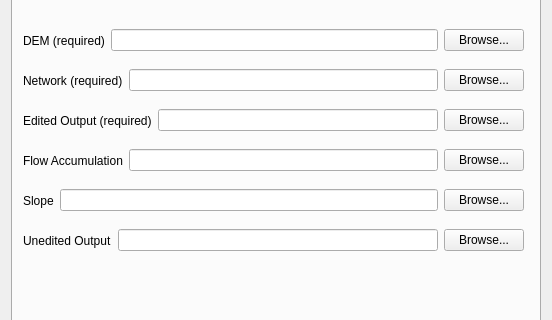
First picture: the form in project_builder_dialog_base.ui, repository Riverscapes/project-builder-qgis-plugin, before the edit; both pictures show x 0 to 552 and y 117 to 437 of the 552 by 829 pixel window.
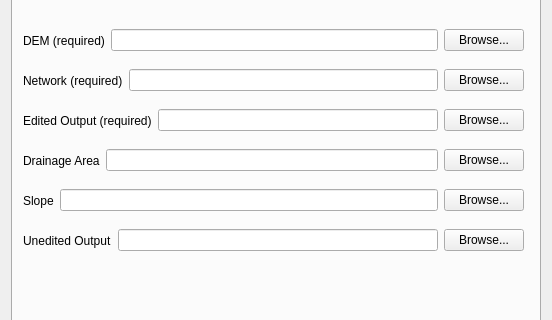
Second picture: the form after the edit. The open tabs and pages were chosen to show the change.

```diff
--- a/project_builder_dialog_base.ui
+++ b/project_builder_dialog_base.ui
@@ -420,7 +420,7 @@
            </size>
           </property>
           <property name="text">
-           <string>Flow Accumulation</string>
+           <string>Drainage Area</string>
           </property>
          </widget>
         </item>
```
Left out of the diff: 2 changed lines with no effect on the pictures.
